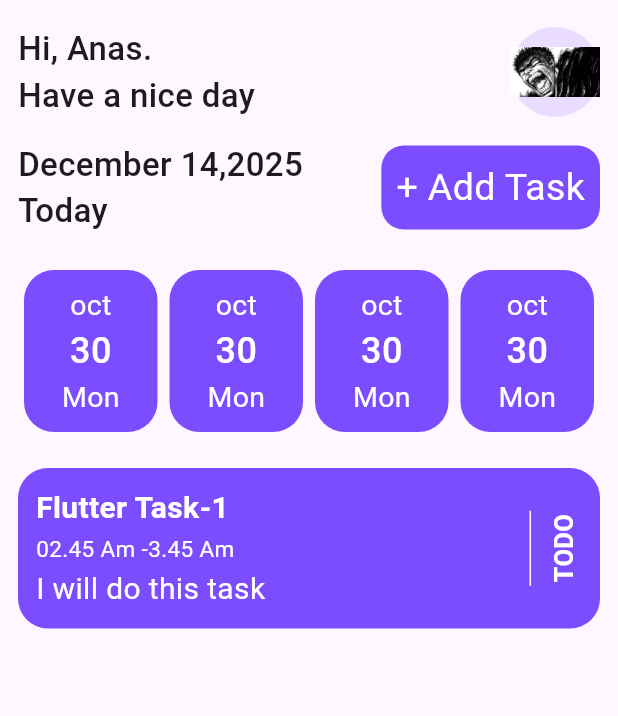
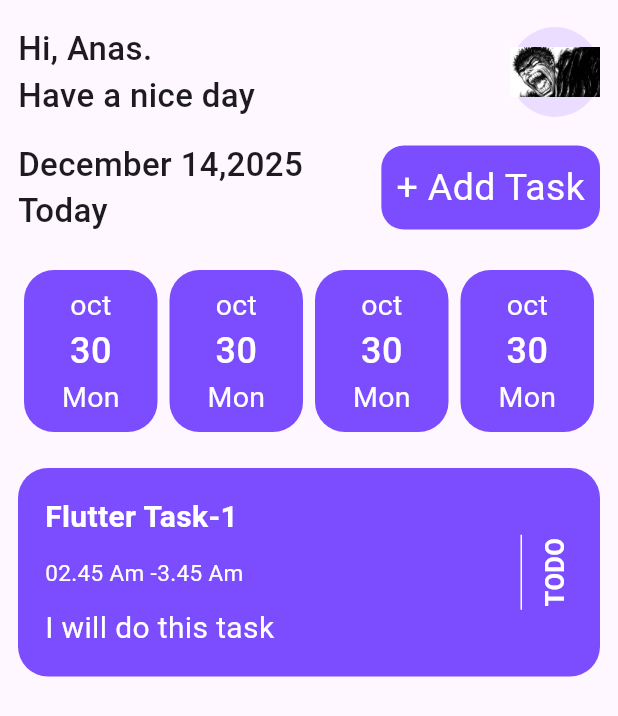
Before and after one commit to Anas3Ezz/taskati, a Flutter app: the HomeScreen screen opened directly, on a phone screen of 412 x 824 dp. Shown: the top 716 px of the screen. Run offline on Flutter 3.47's test engine with Material 3 defaults, Android fonts, the phone set to English and light mode, and no system bars; our stand-ins replace image_picker, lottie.

Commit message:
edit the padding

```diff
--- a/lib/screens/home_screen.dart
+++ b/lib/screens/home_screen.dart
@@ -46,12 +46,12 @@ class TaskCardWidget extends StatelessWidget {
         color: Colors.deepPurpleAccent,
       ),
       child: Padding(
-        padding: const EdgeInsets.all(12.0),
+        padding: const EdgeInsets.all(18.0),
         child: Row(
           children: [
             const Column(
               crossAxisAlignment: CrossAxisAlignment.start,
-              spacing: 2,
+              spacing: 12,
               children: [
                 Text(
                   'Flutter Task-1',
```
